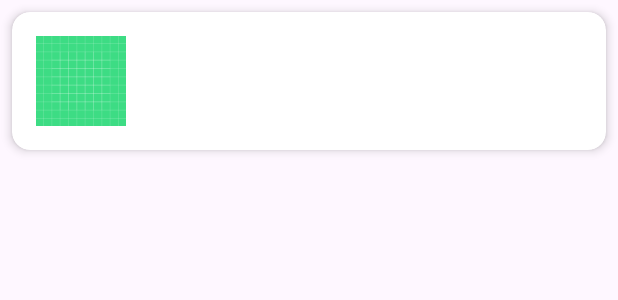
After one commit to developersvsp-dev/bondly, an Android app: the layout item_liker.xml on its own in the app's theme, with its tools: preview values and no code run, on a phone screen of 412 x 824 dp. The commit adds this screen. Shown: the top 300 px of the screen. Run offline under Robolectric (Android 15) with nearby library versions, the phone set to English and light mode, and no system bars.

Commit message:
Adding matches support

```diff
--- a/app/build.gradle
+++ b/app/build.gradle
@@ -57,6 +57,7 @@ dependencies {
     implementation 'com.github.bumptech.glide:glide:4.16.0'
     implementation 'androidx.cardview:cardview:1.0.0'
     implementation 'com.google.android.material:material:1.11.0'
+    implementation 'androidx.recyclerview:recyclerview:1.3.2'
 
 }
 apply plugin: 'com.google.gms.google-services'
--- /dev/null
+++ b/app/src/main/res/layout/item_liker.xml
@@ -0,0 +1,51 @@
+<?xml version="1.0" encoding="utf-8"?>
+<androidx.cardview.widget.CardView xmlns:android="http://schemas.android.com/apk/res/android"
+    xmlns:app="http://schemas.android.com/apk/res-auto"
+    android:layout_width="match_parent"
+    android:layout_height="wrap_content"
+    android:layout_margin="8dp"
+    app:cardCornerRadius="12dp"
+    app:cardElevation="4dp">
+
+    <LinearLayout
+        android:layout_width="match_parent"
+        android:layout_height="wrap_content"
+        android:orientation="horizontal"
+        android:padding="16dp"
+        android:background="?android:attr/selectableItemBackground">
+
+        <ImageView
+            android:id="@+id/iv_profile"
+            android:layout_width="60dp"
+            android:layout_height="60dp"
+            android:layout_marginEnd="16dp"
+            android:scaleType="centerCrop"
+            android:contentDescription="Profile"
+            android:background="@drawable/ic_launcher_background" />
+
+        <LinearLayout
+            android:layout_width="0dp"
+            android:layout_height="wrap_content"
+            android:layout_weight="1"
+            android:orientation="vertical">
+
+            <TextView
+                android:id="@+id/tv_name"
+                android:layout_width="wrap_content"
+                android:layout_height="wrap_content"
+                android:textSize="18sp"
+                android:textStyle="bold"
+                android:maxLines="1" />
+
+            <TextView
+                android:id="@+id/tv_bio"
+                android:layout_width="wrap_content"
+                android:layout_height="wrap_content"
+                android:textSize="14sp"
+                android:textColor="@android:color/darker_gray"
+                android:maxLines="2" />
+
+        </LinearLayout>
+
+    </LinearLayout>
+</androidx.cardview.widget.CardView>
--- a/app/src/main/res/values/colors.xml
+++ b/app/src/main/res/values/colors.xml
@@ -4,4 +4,5 @@
     <color name="white">#FFFFFFFF</color>
     <color name="splash_background">#834EE2</color>
     <color name="primary_color">#2196F3</color>
+    <color name="purple_500">#FF6200EE</color>
 </resources>
```
Also changed, not shown: app/src/main/java/com/vaibhav/bondly/MatchesAdapter.java (added, +57 -0 lines), app/src/main/java/com/vaibhav/bondly/MatchesFragment.java (added, +94 -0 lines), app/src/main/java/com/vaibhav/bondly/SettingsFragment.java (+19 -37 lines), app/src/main/java/com/vaibhav/bondly/User.java (added, +7 -0 lines), app/src/main/res/layout/fragment_matches.xml (added, +22 -0 lines), app/src/main/res/layout/fragment_settings.xml (+9 -0 lines), app/src/main/res/layout/item_match.xml (added, +51 -0 lines).
